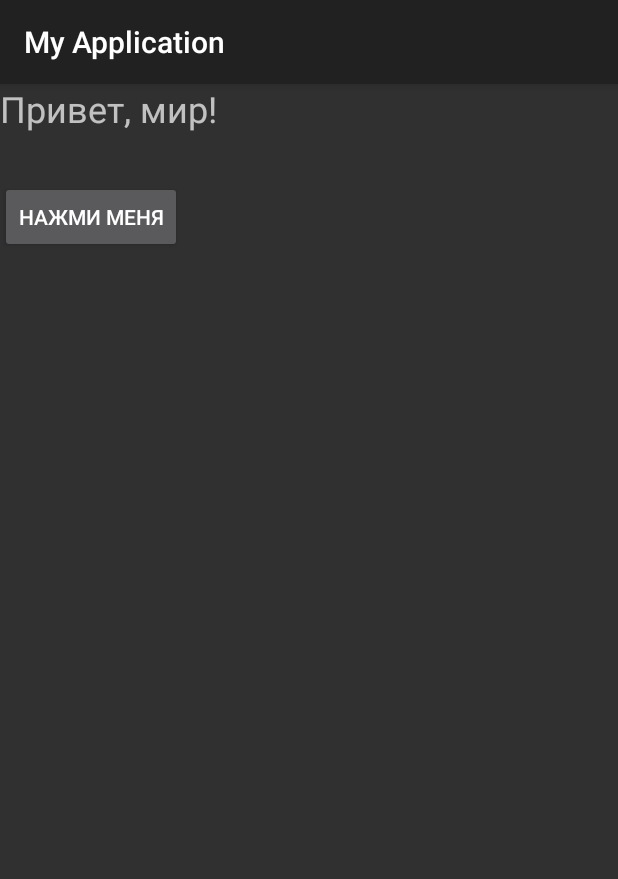
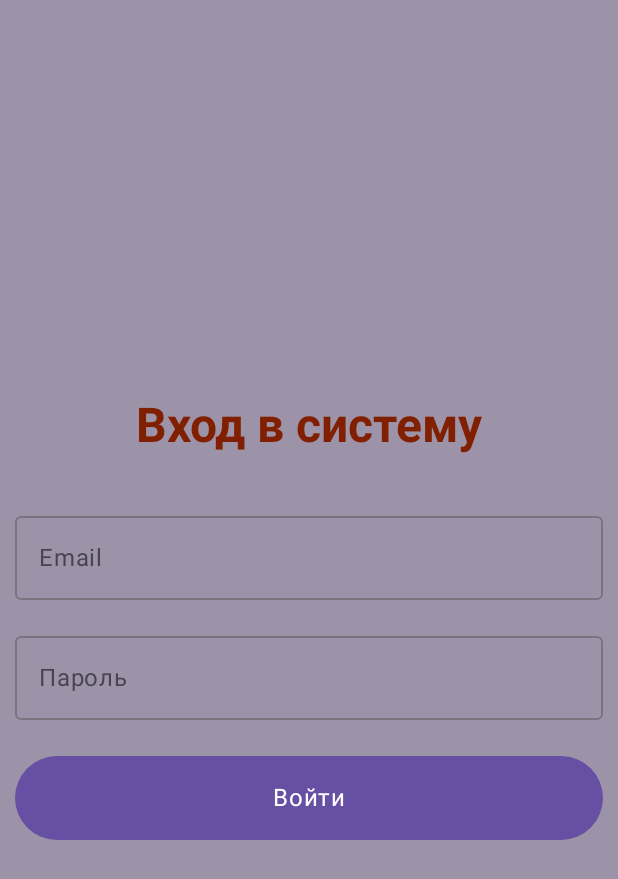
Before and after one commit to ArtyomTrifautsan/kotlin_home_work, an Android app built with Jetpack Compose: the screen it shows after launch (SecondActivity before the commit, MainActivity after it), on a phone screen of 412 x 824 dp. Shown: the top 879 px of the screen. Run offline under Robolectric (Android 15) with nearby library versions, the phone set to English and light mode, and no system bars.

Commit message:
make two activity: view and compose types

```diff
--- a/app/build.gradle.kts
+++ b/app/build.gradle.kts
@@ -50,6 +50,7 @@ dependencies {
     implementation(libs.androidx.ui.tooling.preview)
     implementation(libs.androidx.material3)
     implementation(libs.androidx.appcompat)
+    implementation("com.google.android.material:material:1.11.0")
     testImplementation(libs.junit)
     androidTestImplementation(libs.androidx.junit)
     androidTestImplementation(libs.androidx.espresso.core)
--- a/app/src/main/java/com/example/myapplication/MainActivity.kt
+++ b/app/src/main/java/com/example/myapplication/MainActivity.kt
@@ -4,39 +4,142 @@ import android.content.Intent
 import android.os.Bundle
 import androidx.activity.ComponentActivity
 import androidx.activity.compose.setContent
-import androidx.activity.enableEdgeToEdge
-import androidx.compose.foundation.layout.fillMaxSize
-import androidx.compose.foundation.layout.padding
-import androidx.compose.material3.Scaffold
-import androidx.compose.material3.Text
-import androidx.compose.runtime.Composable
+import androidx.compose.foundation.layout.*
+import androidx.compose.foundation.text.KeyboardOptions
+import androidx.compose.material3.*
+import androidx.compose.runtime.*
+import androidx.compose.ui.Alignment
 import androidx.compose.ui.Modifier
-import androidx.compose.ui.tooling.preview.Preview
-import com.example.myapplication.ui.theme.MyApplicationTheme
+import androidx.compose.ui.graphics.Color
+import androidx.compose.ui.platform.LocalContext
+import androidx.compose.ui.text.font.FontWeight
+import androidx.compose.ui.text.input.KeyboardType
+import androidx.compose.ui.text.input.PasswordVisualTransformation
+import androidx.compose.ui.unit.dp
 
 class MainActivity : ComponentActivity() {
     override fun onCreate(savedInstanceState: Bundle?) {
         super.onCreate(savedInstanceState)
-        setContentView(R.layout.activity_second)
-
-        val intent = Intent(this, SecondActivity::class.java)
-        startActivity(intent)
-        finish() // закрываем MainActivity, чтобы не возвращаться назад
+        setContent {
+            MyApplicationTheme {
+                Surface(
+                    modifier = Modifier.fillMaxSize(),
+                    color = MaterialTheme.colorScheme.background
+                ) {
+                    LoginScreen()
+                }
+            }
+        }
     }
 }
 
-//@Composable
-//fun Greeting(name: String, modifier: Modifier = Modifier) {
-//    Text(
-//        text = "Hello $name!",
-//        modifier = modifier
-//    )
-//}
-//
-//@Preview(showBackground = true)
-//@Composable
-//fun GreetingPreview() {
-//    MyApplicationTheme {
-//        Greeting("Android")
-//    }
-//}
+@Composable
+fun LoginScreen() {
+    var email by remember { mutableStateOf("") }
+    var password by remember { mutableStateOf("") }
+    var errorMessage by remember { mutableStateOf("") }
+    val context = LocalContext.current
+
+    val primaryColor = Color(0xFF6200EE) // Фиолетовый
+
+    Surface(
+        modifier = Modifier.fillMaxSize(),
+        color = Color(0xFF9D93A9) // Светло-серый
+    ) {
+        Column(
+            modifier = Modifier
+                .fillMaxSize()
+                .padding(10.dp),
+            horizontalAlignment = Alignment.CenterHorizontally,
+            verticalArrangement = Arrangement.Center
+        ) {
+            // Заголовок
+            Text(
+                text = "Вход в систему",
+                style = MaterialTheme.typography.headlineLarge.copy(
+                    color = Color(0xFF812000),
+                    fontWeight = FontWeight.Bold
+                ),
+                modifier = Modifier.padding(bottom = 32.dp)
+            )
+
+            // Поле для email
+            OutlinedTextField(
+                value = email,
+                onValueChange = {
+                    email = it
+                    errorMessage = "" // Сбрасываем ошибку при изменении текста
+                },
+                label = { Text("Email") },
+                modifier = Modifier
+                    .fillMaxWidth()
+                    .padding(bottom = 16.dp),
+                keyboardOptions = KeyboardOptions(keyboardType = KeyboardType.Email),
+                singleLine = true,
+//                colors = TextFieldDefaults.outlinedTextFieldColors(
+//                    focusedBorderColor = primaryColor,
+//                    focusedLabelColor = primaryColor,
+//                    cursorColor = primaryColor
+//                )
+            )
+
+            // Поле для пароля
+            OutlinedTextField(
+                value = password,
+                onValueChange = {
+                    password = it
+                    errorMessage = "" // Сбрасываем ошибку при изменении текста
+                },
+                label = { Text("Пароль") },
+                modifier = Modifier
+                    .fillMaxWidth()
+                    .padding(bottom = 24.dp),
+                visualTransformation = PasswordVisualTransformation(),
+                keyboardOptions = KeyboardOptions(keyboardType = KeyboardType.Password),
+                singleLine = true
+            )
+
+            // Кнопка входа
+            Button(
+                onClick = {
+                    if (isValidCredentials(email, password)) {
+                        // Переход на SecondActivity
+                        val intent = Intent(context, SecondActivity::class.java)
+                        context.startActivity(intent)
+                    } else {
+                        errorMessage = "Неверный email или пароль"
+                    }
+                },
+                modifier = Modifier
+                    .fillMaxWidth()
+                    .height(56.dp)
+            ) {
+                Text("Войти", style = MaterialTheme.typography.bodyLarge)
+            }
+
+            // Сообщение об ошибке
+            if (errorMessage.isNotEmpty()) {
+                Text(
+                    text = errorMessage,
+                    color = MaterialTheme.colorScheme.error,
+                    modifier = Modifier.padding(top = 16.dp)
+                )
+            }
+        }
+    }
+}
+
+private fun isValidCredentials(email: String, password: String): Boolean {
+    val validEmail = "admin@example.com"
+    val validPassword = "123456"
+    return email == validEmail && password == validPassword
+}
+
+@Composable
+fun MyApplicationTheme(
+    content: @Composable () -> Unit
+) {
+    MaterialTheme(
+        content = content
+    )
+}
--- a/app/src/main/java/com/example/myapplication/SecondActivity.kt
+++ b/app/src/main/java/com/example/myapplication/SecondActivity.kt
@@ -11,12 +11,18 @@ class SecondActivity : AppCompatActivity() {
         setContentView(R.layout.activity_second)
 
         // Находим элементы по ID
-        val textView = findViewById<TextView>(R.id.textView)
-        val button = findViewById<Button>(R.id.button)
+        val textView = findViewById<TextView>(R.id.textView2)
+        val button = findViewById<Button>(R.id.button2)
+        val backButton = findViewById<Button>(R.id.btnBack)
 
         // Устанавливаем обработчик нажатия на кнопку
         button.setOnClickListener {
             textView.text = "Кнопка нажата!" // меняем текст
         }
+
+        // Обработчик для кнопки назад
+        backButton.setOnClickListener {
+            finish() // Закрываем текущую активити и возвращаемся назад
+        }
     }
 }
--- a/app/src/main/res/layout/activity_second.xml
+++ b/app/src/main/res/layout/activity_second.xml
@@ -1,21 +1,27 @@
 <?xml version="1.0" encoding="utf-8"?>
 <LinearLayout xmlns:android="http://schemas.android.com/apk/res/android"
+    android:layout_width="match_parent"
+    android:layout_height="match_parent"
     android:orientation="vertical"
-    android:layout_width="match_parent"
-    android:layout_height="match_parent">
+    android:padding="16dp">
 
     <TextView
-        android:id="@+id/textView"
-        android:layout_width="wrap_content"
+        android:id="@+id/textView2"
+        android:layout_width="match_parent"
         android:layout_height="wrap_content"
-        android:text="@string/screen_text_2"
-        android:textSize="24sp"
-        android:layout_marginBottom="32dp" />
+        android:text="Вторая активность"/>
 
     <Button
-        android:id="@+id/button"
-        android:layout_width="wrap_content"
+        android:id="@+id/button2"
+        android:layout_width="match_parent"
         android:layout_height="wrap_content"
-        android:text="@string/buuton_text_2" />
+        android:text="Нажми меня"/>
+
+    <Button
+        android:id="@+id/btnBack"
+        android:layout_width="match_parent"
+        android:layout_height="wrap_content"
+        android:text="Назад"
+        android:layout_marginTop="16dp"/>
 
 </LinearLayout>
```
Also changed, not shown: app/src/main/res/layout/activity_main.xml (added, +38 -0 lines), app/src/main/res/values/strings.xml (+11 -2 lines).
